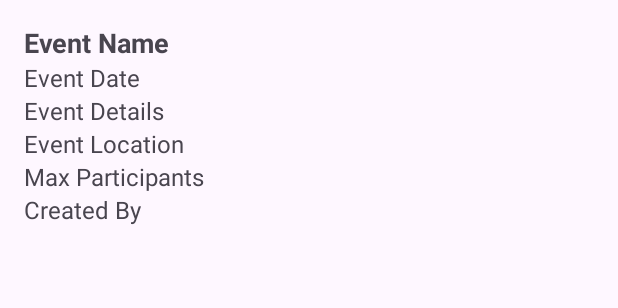
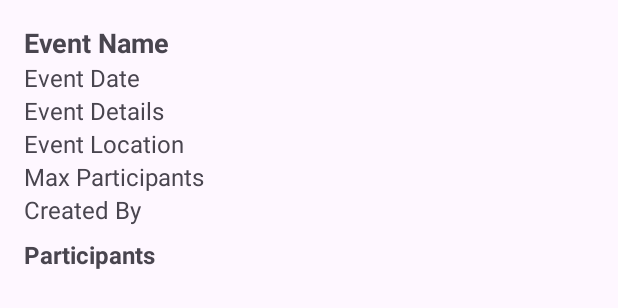
Before and after one commit to HobbyATM/HobbyApp, an Android app: the layout dialog_event_details.xml on its own in the app's theme, with its tools: preview values and no code run, on a phone screen of 412 x 824 dp. Shown: the top 308 px of the screen. Run offline under Robolectric (Android 15) with nearby library versions, the phone set to English and light mode, and no system bars.

Commit message:
Profile events system

```diff
--- a/app/src/main/java/com/example/hobbyapp/Profile.kt
+++ b/app/src/main/java/com/example/hobbyapp/Profile.kt
@@ -34,7 +34,7 @@ class Profile : Fragment() {
         binding.createdEventsRecyclerView.layoutManager = LinearLayoutManager(context)
         binding.joinedEventsRecyclerView.layoutManager = LinearLayoutManager(context)
 
-        createdEventsAdapter = CreatedEventsAdapter(requireContext(), emptyList())
+        createdEventsAdapter = CreatedEventsAdapter(requireContext(), emptyList(), emptyList())
         joinedEventsAdapter = JoinedEventsAdapter(requireContext(), emptyList(), emptyList())
 
         binding.createdEventsRecyclerView.adapter = createdEventsAdapter
@@ -73,13 +73,15 @@ class Profile : Fragment() {
                 .addListenerForSingleValueEvent(object : ValueEventListener {
                     override fun onDataChange(snapshot: DataSnapshot) {
                         val eventList = mutableListOf<Event>()
+                        val eventIds = mutableListOf<String>()
                         for (eventSnapshot in snapshot.children) {
                             val event = eventSnapshot.getValue(Event::class.java)
                             if (event != null) {
                                 eventList.add(event)
+                                eventIds.add(eventSnapshot.key ?: "")
                             }
                         }
-                        createdEventsAdapter.updateList(eventList)
+                        createdEventsAdapter.updateList(eventList, eventIds)
                     }
 
                     override fun onCancelled(error: DatabaseError) {
--- a/app/src/main/res/layout/dialog_event_details.xml
+++ b/app/src/main/res/layout/dialog_event_details.xml
@@ -47,4 +47,19 @@
         android:layout_height="wrap_content"
         android:text="Created By"
         android:textSize="16sp" />
+
+    <TextView
+        android:id="@+id/textViewParticipants"
+        android:layout_width="match_parent"
+        android:layout_height="wrap_content"
+        android:text="Participants"
+        android:textSize="16sp"
+        android:textStyle="bold"
+        android:layout_marginTop="8dp" />
+
+    <LinearLayout
+        android:id="@+id/linearLayoutParticipants"
+        android:layout_width="match_parent"
+        android:layout_height="wrap_content"
+        android:orientation="vertical" />
 </LinearLayout>
```
Also changed, not shown: app/src/main/java/com/example/hobbyapp/CreatedEventsAdapter.kt (+6 -4 lines), app/src/main/java/com/example/hobbyapp/EventDetailsDialog.kt (+40 -19 lines), app/src/main/java/com/example/hobbyapp/JoinedEventsAdapter.kt (+4 -4 lines), app/src/main/res/layout/item_participant.xml (added, +22 -0 lines).
